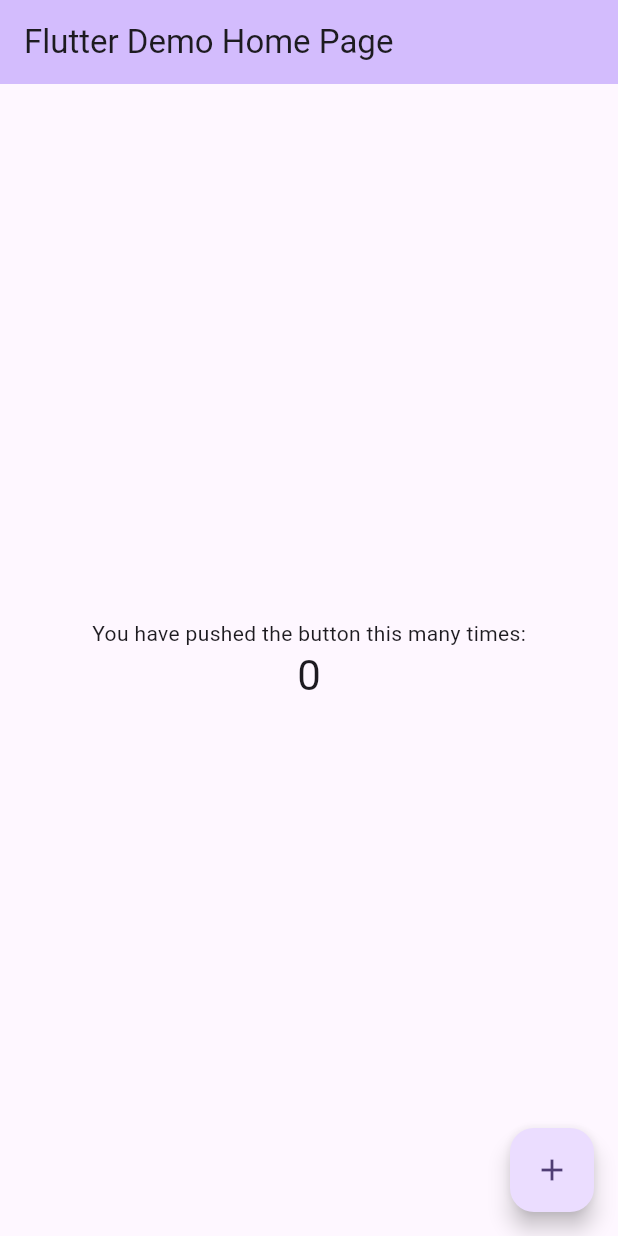
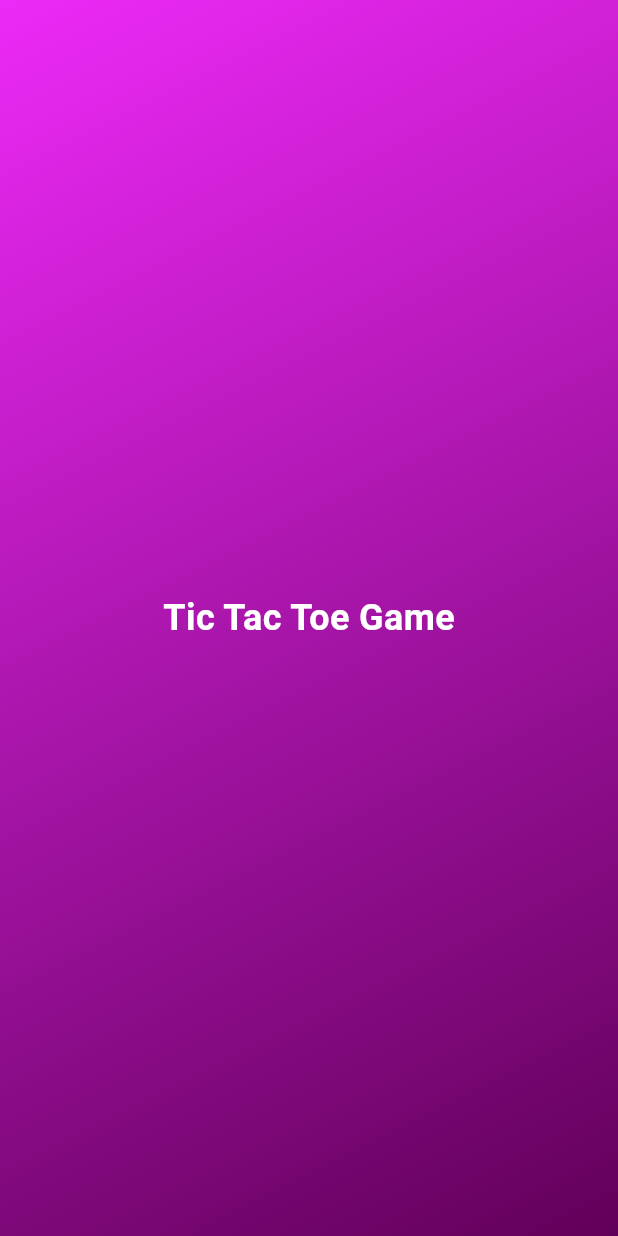
Before and after one commit to ShenaradeSilva/Classic_Noughts_And_Crosses_Game_Flutter, a Flutter app: the screen it shows after launch, on a phone screen of 412 x 824 dp. Run offline on Flutter 3.47's test engine with Material 3 defaults, Android fonts, the phone set to English and light mode, and no system bars.

Commit message:
Created the Landing Page Tic Tac Toe Game in main.dart

```diff
--- a/lib/main.dart
+++ b/lib/main.dart
@@ -1,122 +1,57 @@
+// Import the Flutter Material package, which provides Material Design widgets.
 import 'package:flutter/material.dart';
 
+// The main function is the entry point of the Flutter app.
 void main() {
-  runApp(const MyApp());
-}
+  // runApp sets up the root widget of the app.
+  runApp(
+    // MaterialApp is the top-level widget that sets up app-wide settings.
+    MaterialApp(
+      // The home property defines the default screen of the app.
+      home: Scaffold(
+        // Sets the scaffold background to transparent so the gradient shows through.
+        backgroundColor: Colors.transparent,
 
-class MyApp extends StatelessWidget {
-  const MyApp({super.key});
+        // The body is the main content of the screen.
+        body: Container(
+          // Makes the container fill the entire width of the screen.
+          width: double.infinity,
 
-  // This widget is the root of your application.
-  @override
-  Widget build(BuildContext context) {
-    return MaterialApp(
-      title: 'Flutter Demo',
-      theme: ThemeData(
-        // This is the theme of your application.
-        //
-        // TRY THIS: Try running your application with "flutter run". You'll see
-        // the application has a purple toolbar. Then, without quitting the app,
-        // try changing the seedColor in the colorScheme below to Colors.green
-        // and then invoke "hot reload" (save your changes or press the "hot
-        // reload" button in a Flutter-supported IDE, or press "r" if you used
-        // the command line to start the app).
-        //
-        // Notice that the counter didn't reset back to zero; the application
-        // state is not lost during the reload. To reset the state, use hot
-        // restart instead.
-        //
-        // This works for code too, not just values: Most code changes can be
-        // tested with just a hot reload.
-        colorScheme: ColorScheme.fromSeed(seedColor: Colors.deepPurple),
-      ),
-      home: const MyHomePage(title: 'Flutter Demo Home Page'),
-    );
-  }
-}
+          // Makes the container fill the entire height of the screen.
+          height: double.infinity,
 
-class MyHomePage extends StatefulWidget {
-  const MyHomePage({super.key, required this.title});
+          // Adds a background decoration to the container.
+          decoration: BoxDecoration(
+            // Adds a linear gradient background that transitions between two colors.
+            gradient: LinearGradient(
+              // Starts the gradient from the top-left corner.
+              begin: Alignment.topLeft,
 
-  // This widget is the home page of your application. It is stateful, meaning
-  // that it has a State object (defined below) that contains fields that affect
-  // how it looks.
+              // Ends the gradient at the bottom-right corner.
+              end: Alignment.bottomRight,
 
-  // This class is the configuration for the state. It holds the values (in this
-  // case the title) provided by the parent (in this case the App widget) and
-  // used by the build method of the State. Fields in a Widget subclass are
-  // always marked "final".
+              // Defines the two colors used in the gradient.
+              colors: [
+                const Color.fromARGB(255, 237, 42, 247), // A pink color
+                const Color.fromARGB(255, 97, 0, 89), // A dark purple color
+              ],
+            ),
+          ),
 
-  final String title;
-
-  @override
-  State<MyHomePage> createState() => _MyHomePageState();
-}
-
-class _MyHomePageState extends State<MyHomePage> {
-  int _counter = 0;
-
-  void _incrementCounter() {
-    setState(() {
-      // This call to setState tells the Flutter framework that something has
-      // changed in this State, which causes it to rerun the build method below
-      // so that the display can reflect the updated values. If we changed
-      // _counter without calling setState(), then the build method would not be
-      // called again, and so nothing would appear to happen.
-      _counter++;
-    });
-  }
-
-  @override
-  Widget build(BuildContext context) {
-    // This method is rerun every time setState is called, for instance as done
-    // by the _incrementCounter method above.
-    //
-    // The Flutter framework has been optimized to make rerunning build methods
-    // fast, so that you can just rebuild anything that needs updating rather
-    // than having to individually change instances of widgets.
-    return Scaffold(
-      appBar: AppBar(
-        // TRY THIS: Try changing the color here to a specific color (to
-        // Colors.amber, perhaps?) and trigger a hot reload to see the AppBar
-        // change color while the other colors stay the same.
-        backgroundColor: Theme.of(context).colorScheme.inversePrimary,
-        // Here we take the value from the MyHomePage object that was created by
-        // the App.build method, and use it to set our appbar title.
-        title: Text(widget.title),
-      ),
-      body: Center(
-        // Center is a layout widget. It takes a single child and positions it
-        // in the middle of the parent.
-        child: Column(
-          // Column is also a layout widget. It takes a list of children and
-          // arranges them vertically. By default, it sizes itself to fit its
-          // children horizontally, and tries to be as tall as its parent.
-          //
-          // Column has various properties to control how it sizes itself and
-          // how it positions its children. Here we use mainAxisAlignment to
-          // center the children vertically; the main axis here is the vertical
-          // axis because Columns are vertical (the cross axis would be
-          // horizontal).
-          //
-          // TRY THIS: Invoke "debug painting" (choose the "Toggle Debug Paint"
-          // action in the IDE, or press "p" in the console), to see the
-          // wireframe for each widget.
-          mainAxisAlignment: MainAxisAlignment.center,
-          children: <Widget>[
-            const Text('You have pushed the button this many times:'),
-            Text(
-              '$_counter',
-              style: Theme.of(context).textTheme.headlineMedium,
+          // Child widget of the container: centers its content.
+          child: Center(
+            // Displays the text in the center of the screen.
+            child: Text(
+              'Tic Tac Toe Game', // The text to display.
+              style: TextStyle(
+                fontWeight: FontWeight.bold,
+                fontSize: 24, // Sets the font size.
+                color: Colors.white, // Makes the text white.
+              ),
             ),
-          ],
+          ),
         ),
       ),
-      floatingActionButton: FloatingActionButton(
-        onPressed: _incrementCounter,
-        tooltip: 'Increment',
-        child: const Icon(Icons.add),
-      ), // This trailing comma makes auto-formatting nicer for build methods.
-    );
-  }
+    ),
+  );
 }
```
